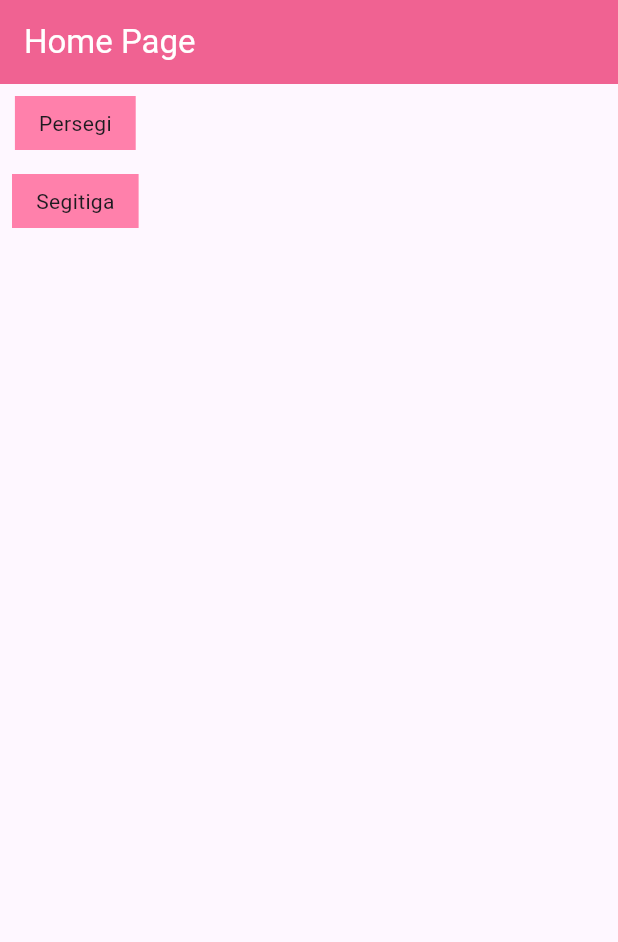
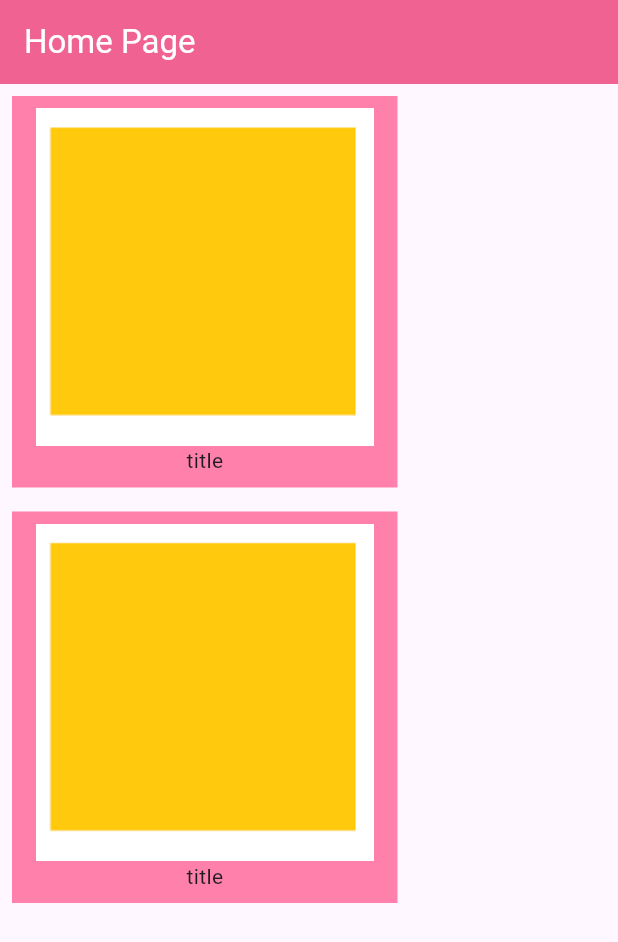
Before and after one commit to ashifaamirul/bangun_datar, a Flutter app: the screen it shows after launch, on a phone screen of 412 x 824 dp. Shown: the top 942 px of the screen. Run offline on Flutter 3.47's test engine with Material 2 defaults, Android fonts, the phone set to English and light mode, and no system bars.

Commit message:
custom component

```diff
--- a/lib/pages/home_page.dart
+++ b/lib/pages/home_page.dart
@@ -15,22 +15,35 @@ class HomePage extends StatelessWidget {
       ),
       body: Column(
         children: [
-          Container(
+          CustomMenu(imageAssets: "assets/persegi.png",title:"Persegi",),
+          CustomMenu(imageAssets: "assets/persegi.png",title:"Persegi",)
+        ],
+      ),
+    );
+  }
+}
+
+class CustomMenu extends StatelessWidget {
+  const CustomMenu({
+    super.key, required this.imageAssets, required this.title,
+  });
+  final String imageAssets;
+  final String title;
+
+  @override
+  Widget build(BuildContext context) {
+    return Container(
       margin: EdgeInsets.all(8),
       padding: EdgeInsets.symmetric(vertical: 8, horizontal: 16),
       decoration: BoxDecoration(
         color: Colors.pinkAccent.shade100
       ),
-            child: Text("Persegi"),
+      child: Column(
+        children: [
+          Image.asset(
+            imageAssets,
           ),
-          Container(
-            margin: EdgeInsets.all(8),
-            padding: EdgeInsets.symmetric(vertical: 8, horizontal: 16),
-            decoration: BoxDecoration(
-                color: Colors.pinkAccent.shade100
-            ),
-            child: Text("Segitiga"),
-          )
+          Text("title"),
         ],
       ),
     );
--- a/pubspec.yaml
+++ b/pubspec.yaml
@@ -59,7 +59,9 @@ flutter:
   uses-material-design: true
 
   # To add assets to your application, add an assets section, like this:
-  # assets:
+  assets:
+    - assets/persegi.png
+    - assets/segitiga.png
   #   - images/a_dot_burr.jpeg
   #   - images/a_dot_ham.jpeg
 
```
Also changed, not shown: assets/persegi.png (added), assets/segitiga.png (added). Lines whose indentation alone changed are shown as unchanged.
